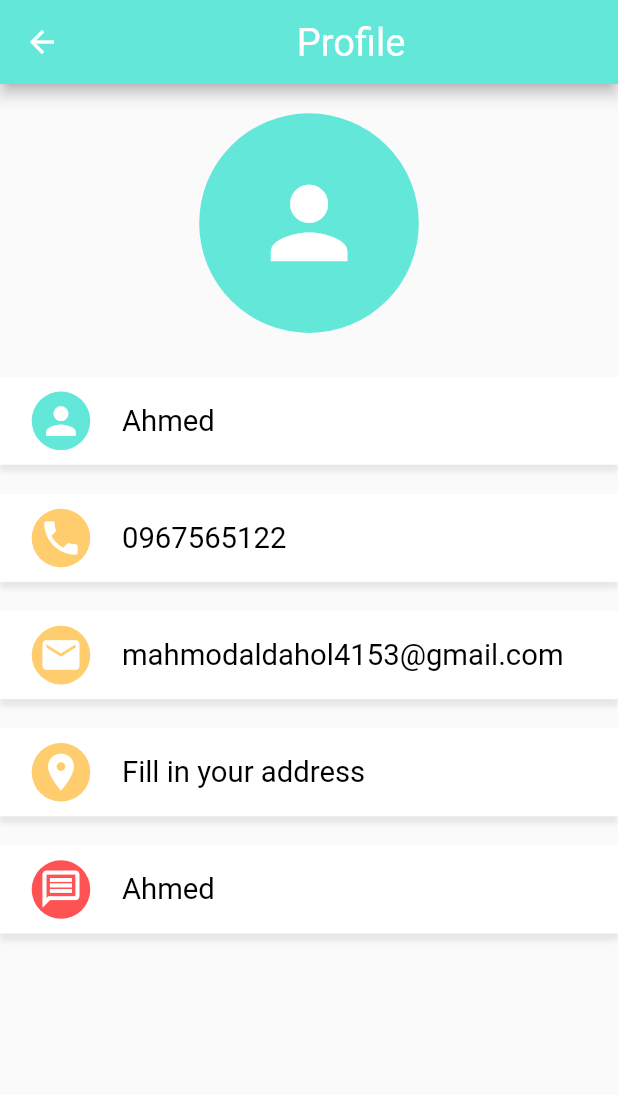
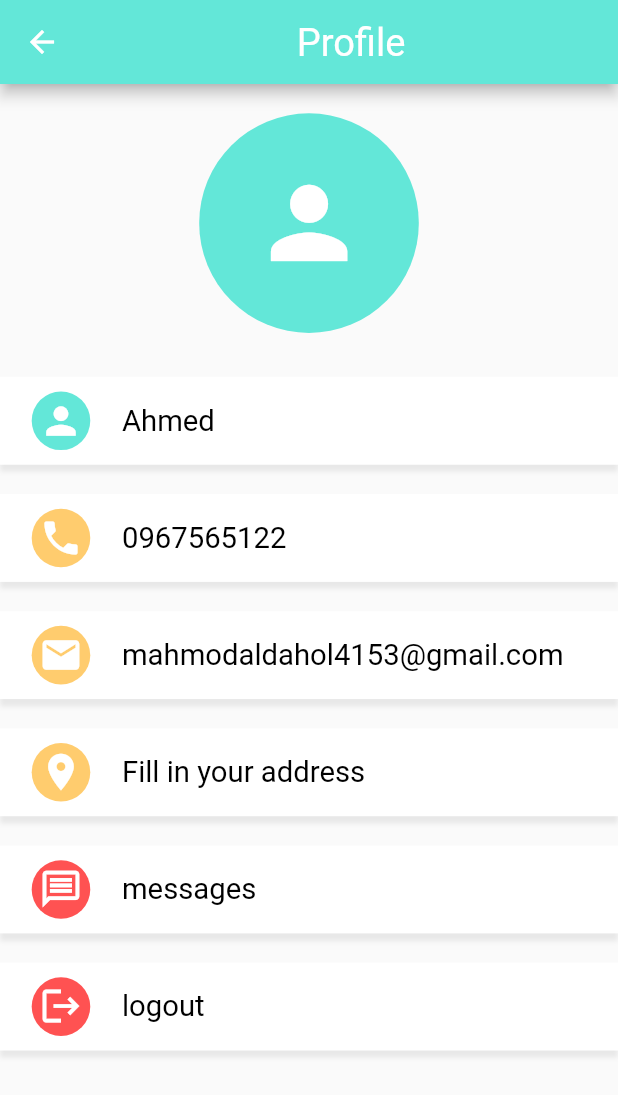
Before and after one commit to mahmodDAHOL/delivery-mobile-app, a Flutter app: the AccountPage screen opened directly, on a phone screen of 412 x 824 dp. Shown: the top 1095 px of the screen. Run offline on Flutter 3.47's test engine with Material 2 defaults, Android fonts, the phone set to English and light mode, and no system bars; our stand-ins replace dots_indicator, get, persistent_bottom_nav_bar, shared_preferences; accounts and stored records are empty; network calls fail.

Commit message:
11:01 >> conneting sign in page with backend and add permission to logged in user

```diff
--- a/lib/controller/cart_controller.dart
+++ b/lib/controller/cart_controller.dart
@@ -131,4 +131,9 @@ class CartController extends GetxController {
     cartRepo.addToCartList(getItems);
     update();
   }
+
+  void clearCartHistory() {
+    cartRepo.removeCartHistory();
+    update();
+  }
 }
--- a/lib/data/api/repository/cart_repo.dart
+++ b/lib/data/api/repository/cart_repo.dart
@@ -63,4 +63,10 @@ class CartRepo extends GetxService {
     cart = [];
     sharedPreferences.remove(AppConstants.CART_LIST);
   }
+
+  void removeCartHistory() {
+    removeCart();
+    cartHistory = [];
+    sharedPreferences.remove(AppConstants.CART_HISTORY_LIST);
+  }
 }
--- a/lib/main.dart
+++ b/lib/main.dart
@@ -31,8 +31,7 @@ class MyApp extends StatelessWidget {
           debugShowCheckedModeBanner: false,
           title: "flutter Demo",
 
-          home: SignUpPage(),
-          // home: SplashScreen(),
+          home: SplashScreen(),
           // initialRoute: RouteHelper.getSplashPage(),
           getPages: RouteHelper.routes,
         );
--- a/lib/pages/account/account_page.dart
+++ b/lib/pages/account/account_page.dart
@@ -1,8 +1,12 @@
 import 'package:flutter/material.dart';
+import 'package:get/get.dart';
+import 'package:untitled/controller/auth_controller.dart';
+import 'package:untitled/route/route_help.dart';
 import 'package:untitled/utils/colors.dart';
 import 'package:untitled/utils/widgets/appIcon.dart';
 import 'package:untitled/utils/widgets/big_text.dart';
 
+import '../../controller/cart_controller.dart';
 import '../../utils/dimensions.dart';
 import '../../utils/widgets/accont_widget.dart';
 
@@ -107,11 +111,34 @@ class AccountPage extends StatelessWidget {
                         iconSize: Dimensions.icon30,
                         size: Dimensions.height40,
                       ),
-                      bigText: BigText(text: "Ahmed"),
+                      bigText: BigText(text: "messages"),
                     ),
                     SizedBox(
                       height: Dimensions.height20,
-                    )
+                    ),
+                    GestureDetector(
+                      onTap: () {
+                        if (Get.find<AuthController>().userLoggedIn()) {
+                          Get.find<AuthController>().clearSharedData();
+                          Get.find<CartController>().clear();
+                          Get.find<CartController>().clearCartHistory();
+                          Get.toNamed(RouteHelper.getSignInPage());
+                        }
+                      },
+                      child: AccountWidget(
+                        appIcon: AppIcon(
+                          icon: Icons.logout,
+                          backgroundColor: Colors.redAccent,
+                          iconColor: Colors.white,
+                          iconSize: Dimensions.icon30,
+                          size: Dimensions.height40,
+                        ),
+                        bigText: BigText(text: "logout"),
+                      ),
+                    ),
+                    SizedBox(
+                      height: Dimensions.height20,
+                    ),
                   ],
                 ),
               ),
--- a/lib/pages/auth/sign_up_page.dart
+++ b/lib/pages/auth/sign_up_page.dart
@@ -4,6 +4,7 @@ import 'package:get/get.dart';
 import 'package:untitled/base/show_custom_snackbar.dart';
 import 'package:untitled/controller/auth_controller.dart';
 import 'package:untitled/models/signup_body_model.dart';
+import 'package:untitled/pages/auth/sign_in_page.dart';
 import 'package:untitled/utils/widgets/app_text_field.dart';
 import 'package:untitled/utils/widgets/big_text.dart';
 
@@ -109,7 +110,7 @@ class SignUpPage extends StatelessWidget {
                         },
                         child: Container(
                             width: Dimensions.screenWidth / 3,
-                            height: Dimensions.screenHeight / 17,
+                            height: Dimensions.screenHeight / 14,
                             decoration: BoxDecoration(
                                 borderRadius:
                                     BorderRadius.circular(Dimensions.radius30),
@@ -126,7 +127,8 @@ class SignUpPage extends StatelessWidget {
                       RichText(
                           text: TextSpan(
                         recognizer: TapGestureRecognizer()
-                          ..onTap = () => Get.back(),
+                          ..onTap = () => Get.to(() => SignInPage(),
+                              transition: Transition.leftToRight),
                         style: TextStyle(
                             color: Colors.grey[500],
                             fontSize: Dimensions.font20),
--- a/lib/route/route_help.dart
+++ b/lib/route/route_help.dart
@@ -1,4 +1,5 @@
 import 'package:get/get.dart';
+import 'package:untitled/pages/auth/sign_in_page.dart';
 import 'package:untitled/pages/cart/cart_page.dart';
 import 'package:untitled/pages/food/popular_food_datail.dart';
 import 'package:untitled/pages/food/recommended_food_detail.dart';
@@ -11,6 +12,7 @@ class RouteHelper {
   static const String popularFood = "/popular-food";
   static const String recommendedFood = "/recommended-food";
   static const String cartPage = "/cart-page";
+  static const String signIn = "/sign-in";
 
   static String getSplashPage() => "$splashPage ";
   static String getInitial() => "$initial ";
@@ -20,6 +22,7 @@ class RouteHelper {
   static String getRecommendedFood(int pageId, String page) =>
       "$recommendedFood?pageId=$pageId&page=$page";
   static String getCartPage() => cartPage;
+  static String getSignInPage() => signIn;
 
   static List<GetPage> routes = [
     GetPage(name: splashPage, page: () => SplashScreen()),
@@ -46,5 +49,11 @@ class RouteHelper {
           return CartPage();
         },
         transition: Transition.fadeIn),
+    GetPage(
+        name: signIn,
+        page: () {
+          return SignInPage();
+        },
+        transition: Transition.fadeIn),
   ];
 }
--- a/lib/utils/app_constants.dart
+++ b/lib/utils/app_constants.dart
@@ -9,8 +9,11 @@ class AppConstants {
 
   //auth end points
   static const String REGISTRATION_URI = "/api/v1/auth/register";
+  static const String LOGIN_URI = "/api/v1/auth/login";
 
   static const String TOKEN = "DBtoken";
+  static const String PHONE = "";
+  static const String PASSWORD = "";
   static const String CART_LIST = "cart-list";
   static const String CART_HISTORY_LIST = "cart-history-list";
 }
--- a/lib/utils/widgets/app_text_field.dart
+++ b/lib/utils/widgets/app_text_field.dart
@@ -19,9 +19,9 @@ class AppTextField extends StatelessWidget {
   @override
   Widget build(BuildContext context) {
     return Container(
-      height: Dimensions.screenHeight / 12,
+      // height: Dimensions.screenHeight / 12,
       margin:
-          EdgeInsets.only(left: Dimensions.width45, right: Dimensions.width45),
+          EdgeInsets.only(left: Dimensions.width20, right: Dimensions.width20),
       decoration: BoxDecoration(
           borderRadius: BorderRadius.circular(Dimensions.radius15),
           color: Colors.white,
@@ -33,6 +33,7 @@ class AppTextField extends StatelessWidget {
                 color: Colors.grey.withOpacity(0.2))
           ]),
       child: TextField(
+        keyboardType: TextInputType.multiline,
         obscureText: isObscure ? true : false,
         style: TextStyle(fontSize: Dimensions.font20),
         controller: textController,
```
Also changed, not shown: lib/controller/auth_controller.dart (+29 -0 lines), lib/data/api/repository/auth_repo.dart (+28 -1 lines), lib/pages/auth/sign_in_page.dart (+56 -15 lines), lib/pages/cart/cart_page.dart (+7 -2 lines).
